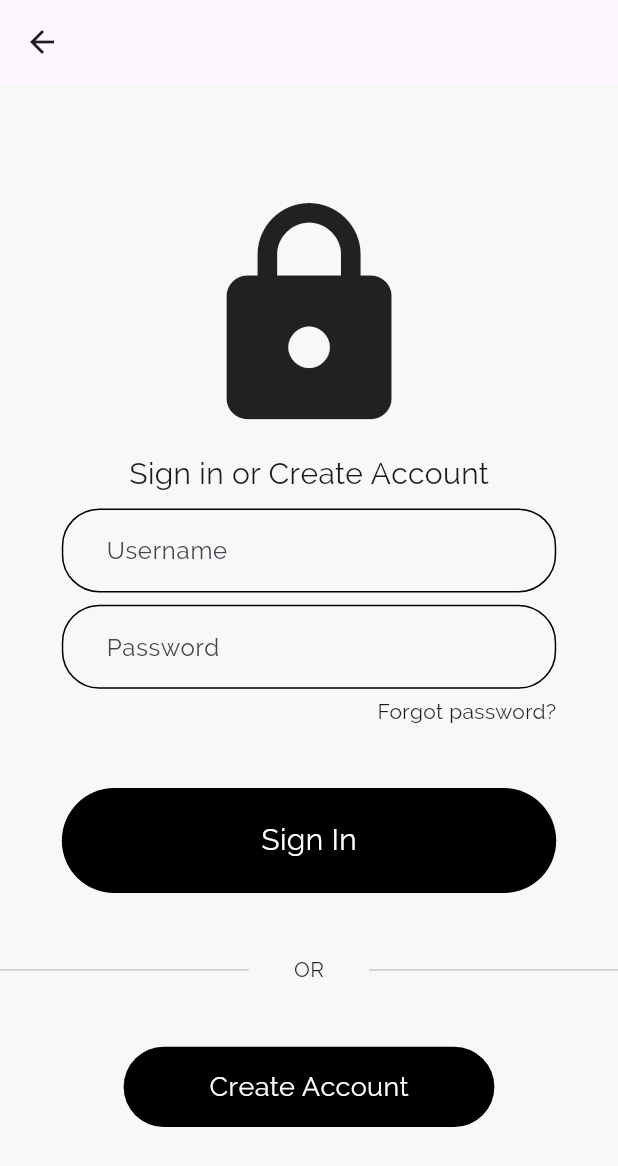
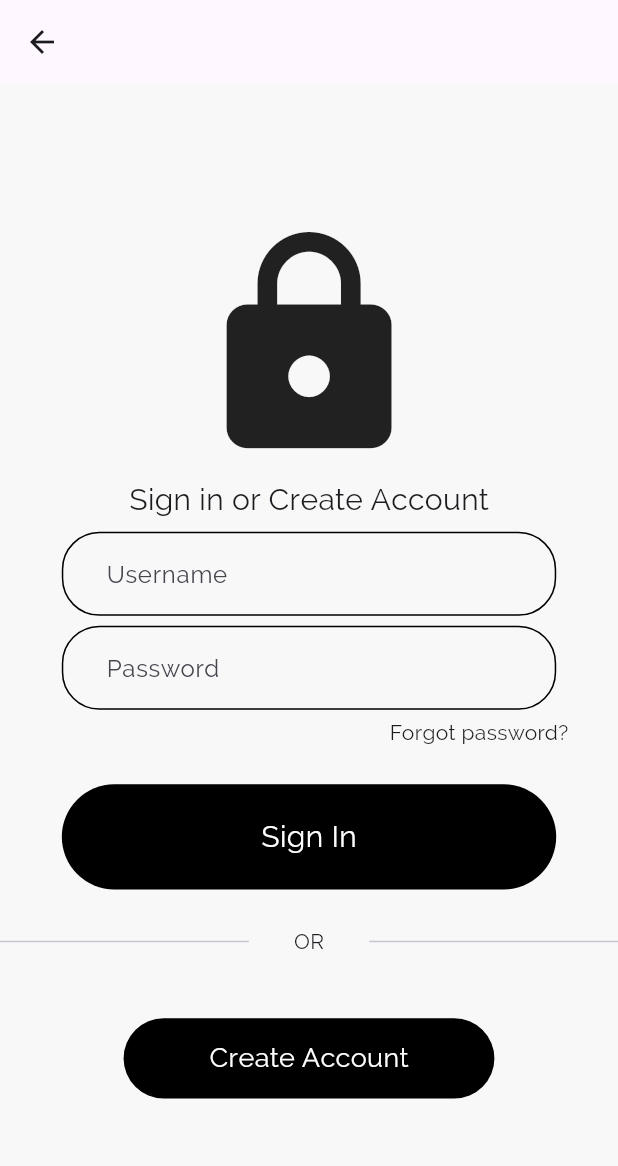
Before and after one commit to baywiggins/qIt-frontend, a Flutter app: the LoginPage screen opened directly, on a phone screen of 412 x 824 dp. Shown: the top 1166 px of the screen. Run offline on Flutter 3.47's test engine with Material 3 defaults, Android fonts, the phone set to English and light mode, and no system bars; our stand-ins replace flutter_dotenv, flutter_secure_storage, flutter_svg; accounts and stored records are empty.

Commit message:
commit before upgrading flutter

```diff
--- a/lib/main.dart
+++ b/lib/main.dart
@@ -4,9 +4,7 @@ import 'package:qit/pages/home_page.dart';
 import 'package:qit/services/secure_storage.dart';
 
 Future main() async {
-  await dotenv.load(fileName: "assets/.env", mergeWith: {
-    "TEST_VAR": "5",
-  });
+  await dotenv.load(fileName: "assets/.env");
   SecureStorage.initialize();
   SecureStorage.saveNewItem("is_authorized", "false");
 
--- a/lib/pages/home_page.dart
+++ b/lib/pages/home_page.dart
@@ -2,6 +2,7 @@ import 'package:flutter/material.dart';
 import 'package:qit/animations/animated_background.dart';
 import 'package:qit/animations/animated_homebutton.dart';
 import 'package:qit/pages/create_room_page.dart';
+import 'package:qit/pages/spotify_auth_page.dart';
 import 'package:qit/pages/join_room_page.dart';
 import 'package:qit/pages/login_page.dart';
 import 'package:qit/services/secure_storage.dart';
--- a/lib/pages/login_page.dart
+++ b/lib/pages/login_page.dart
@@ -4,6 +4,7 @@ import 'package:qit/components/login_button.dart';
 import 'package:qit/components/login_field.dart';
 import 'package:qit/components/swap_states_button.dart';
 import 'package:qit/pages/create_room_page.dart';
+import 'package:qit/pages/spotify_auth_page.dart';
 import 'package:qit/services/api.dart';
 import 'package:qit/services/secure_storage.dart';
 
@@ -43,14 +44,18 @@ class _LoginPageState extends State<LoginPage> {
     }
   }
 
-  void handleCreateAccount() {
+  void handleCreateAccount(BuildContext context) async {
     String? username = _usernameController.text;
     String? password = _passwordController.text;
     String? confirm = _confirmController.text;
 
     // Handle password and confirm !=
 
-    Api.postCreateAccount(username, password);
+    bool x = await Api.postCreateAccount(username, password);
+
+    if (x) {
+      Navigator.push(context, HomePageRoute(child: SpotifyAuthPage()));
+    }
   }
 
   @override
@@ -85,14 +90,14 @@ class _LoginPageState extends State<LoginPage> {
                   size: deviceHeight * 0.2,
                 ),
                 SizedBox(
-                  height: deviceHeight * 0.01,
+                  height: deviceHeight * 0.008,
                 ),
                 const Text(
                   "Sign in or Create Account",
                   style: TextStyle(fontSize: 20),
                 ),
                 SizedBox(
-                  height: deviceHeight * 0.01,
+                  height: deviceHeight * 0.008,
                 ),
                 LoginField(
                   hintText: "Username",
@@ -101,7 +106,7 @@ class _LoginPageState extends State<LoginPage> {
                   nextNode: _passwordFocusNode,
                 ),
                 SizedBox(
-                  height: deviceHeight * 0.01,
+                  height: deviceHeight * 0.008,
                 ),
                 LoginField(
                   hintText: "Password",
@@ -116,7 +121,7 @@ class _LoginPageState extends State<LoginPage> {
                     children: [
                       if (!signIn) ...[
                         SizedBox(
-                          height: deviceHeight * 0.01,
+                          height: deviceHeight * 0.008,
                         ),
                         LoginField(
                           hintText: "Confirm Password",
@@ -125,7 +130,7 @@ class _LoginPageState extends State<LoginPage> {
                           nextNode: null,
                         ),
                         SizedBox(
-                          height: deviceHeight * 0.01,
+                          height: deviceHeight * 0.008,
                         ),
                       ],
                     ],
@@ -136,21 +141,22 @@ class _LoginPageState extends State<LoginPage> {
                   children: [
                     Padding(
                       padding:
-                          EdgeInsets.only(right: deviceWidth * 0.1, top: 5),
+                          EdgeInsets.only(right: deviceWidth * 0.08, top: 5),
                       child: const Text("Forgot password?"),
                     ),
                   ],
                 ),
                 SizedBox(
-                  height: deviceHeight * 0.05,
+                  height: deviceHeight * 0.03,
                 ),
                 SubmitButton(
-                  onTap: () =>
-                      signIn ? handleSignIn(context) : handleCreateAccount(),
+                  onTap: () => signIn
+                      ? handleSignIn(context)
+                      : handleCreateAccount(context),
                   buttonText: signIn ? "Sign In" : "Create Account",
                 ),
                 SizedBox(
-                  height: deviceHeight * 0.05,
+                  height: deviceHeight * 0.03,
                 ),
                 const Row(
                   mainAxisAlignment: MainAxisAlignment.center,
```
Also changed, not shown: lib/pages/create_room_page.dart (+2 -135 lines), lib/pages/spotify_auth_page.dart (added, +145 -0 lines), lib/services/api.dart (+7 -3 lines).
